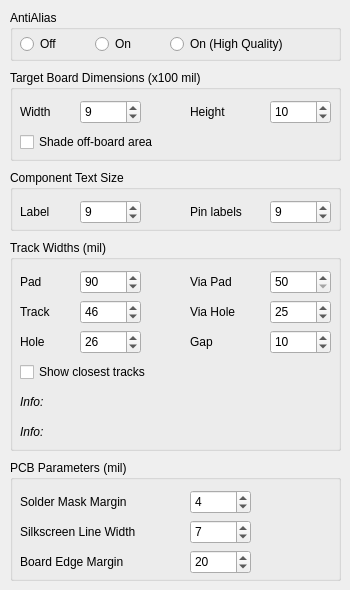
This is src/renderingdialog.ui in melak/veroroute as Qt 5 draws it before an edit. The edited form follows.
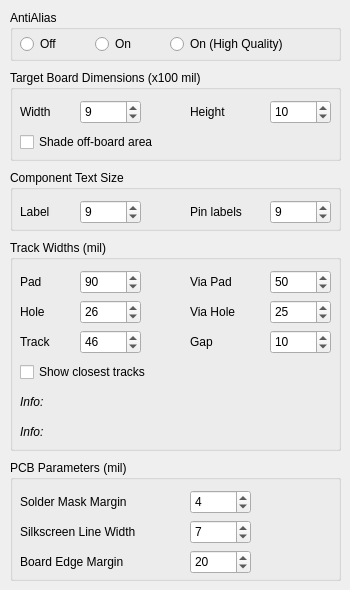
This is the edited form.

Patch:
```diff
--- a/src/renderingdialog.ui
+++ b/src/renderingdialog.ui
@@ -299,7 +299,7 @@
     <property name="geometry">
      <rect>
       <x>70</x>
-      <y>90</y>
+      <y>60</y>
       <width>61</width>
       <height>24</height>
      </rect>
@@ -365,7 +365,7 @@
     <property name="geometry">
      <rect>
       <x>10</x>
-      <y>60</y>
+      <y>90</y>
       <width>61</width>
       <height>24</height>
      </rect>
@@ -381,7 +381,7 @@
     <property name="geometry">
      <rect>
       <x>10</x>
-      <y>90</y>
+      <y>60</y>
       <width>61</width>
       <height>24</height>
      </rect>
@@ -397,7 +397,7 @@
     <property name="geometry">
      <rect>
       <x>70</x>
-      <y>60</y>
+      <y>90</y>
       <width>61</width>
       <height>24</height>
      </rect>
@@ -406,7 +406,7 @@
      <string>Track width (1 mil = 0.001 inches)</string>
     </property>
     <property name="minimum">
-     <number>12</number>
+     <number>4</number>
     </property>
     <property name="maximum">
      <number>50</number>
@@ -488,7 +488,7 @@
      <string>Board edge margin (1 mil = 0.001 inches)</string>
     </property>
     <property name="minimum">
-     <number>50</number>
+     <number>16</number>
     </property>
     <property name="maximum">
      <number>80</number>
```
Left out of the diff: 8 changed lines with no effect on the pictures.
